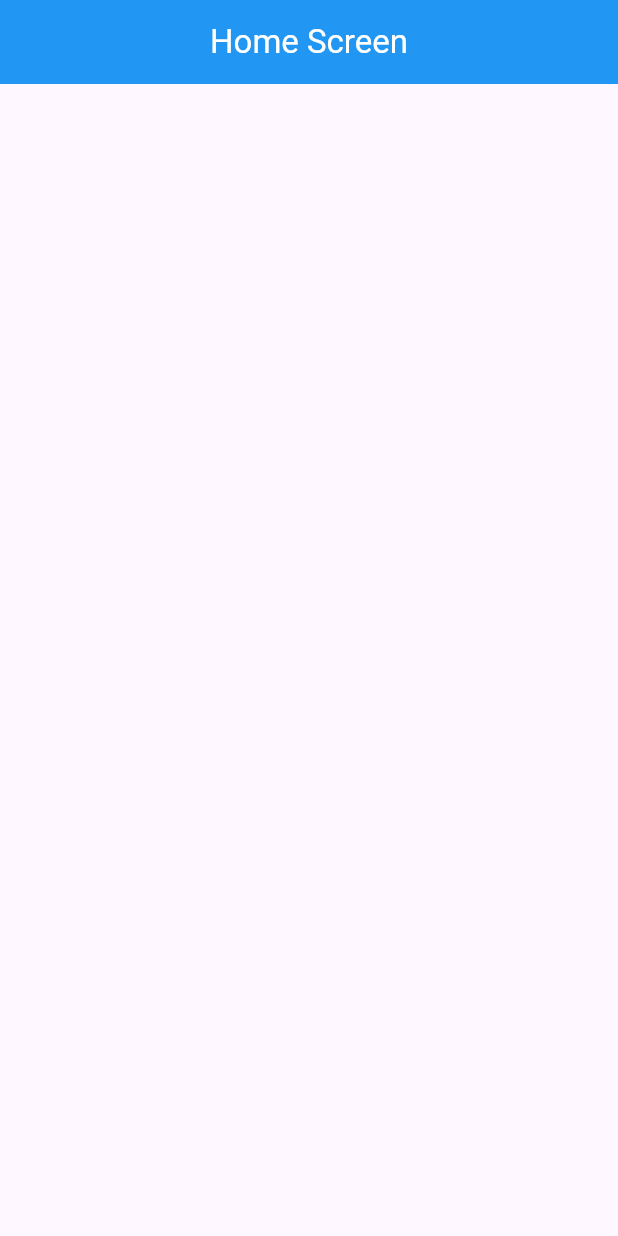
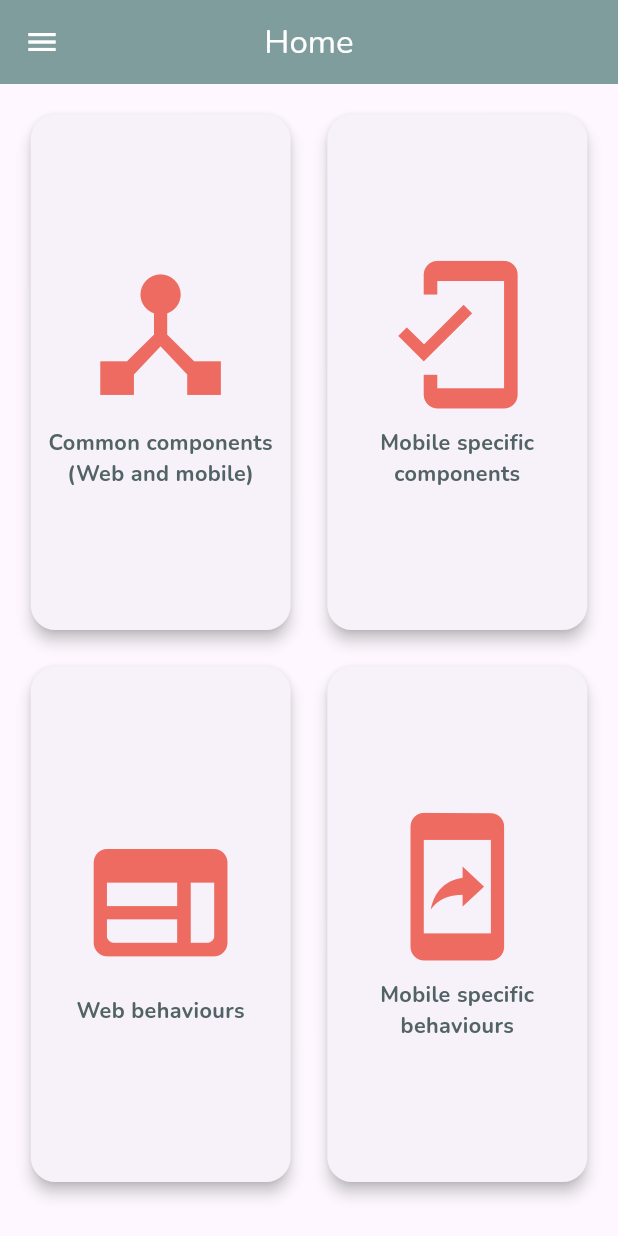
Before and after one commit to Sabinkc/automated_flutter_components, a Flutter app: the HomeScreen screen opened directly, on a phone screen of 412 x 824 dp. Run offline on Flutter 3.47's test engine with Material 3 defaults, Android fonts, the phone set to English and light mode, and no system bars; our stand-ins replace google_fonts.

Commit message:
home screen and common component screen completed

```diff
--- a/lib/core/constants.dart
+++ b/lib/core/constants.dart
@@ -1,6 +1,9 @@
 import 'package:flutter/material.dart';
 
 class CommonColor {
-  static Color primaryColor = Colors.blue;
-  static Color secondaryColor = Colors.purple;
+  static Color primaryColorLight = Color.fromARGB(255, 189, 215, 214);
+  static Color primaryColor = Color.fromARGB(255, 127, 157, 157);
+  static Color primaryColorDark = Color.fromARGB(255, 81, 99, 101);
+  static Color secondaryColor = Color.fromARGB(255, 238, 107, 97);
+  static Color tertiaryColor = Color.fromARGB(255, 239,242,221);
 }
--- a/lib/features/home/home_screen.dart
+++ b/lib/features/home/home_screen.dart
@@ -1,19 +1,110 @@
+import 'package:components_automation/features/components/common%20components/common_components_screen.dart';
+import 'package:components_automation/features/components/mobile%20specific%20behaviours/mobile_specific_behavior_screen.dart';
+import 'package:components_automation/features/components/mobile%20specific%20components/mobile_specific_components_screen.dart';
+import 'package:components_automation/features/components/web%20behaviours/web_behavior_screen.dart';
+import 'package:flutter/cupertino.dart';
 import 'package:flutter/material.dart';
+import 'package:components_automation/core/constants.dart';
 
 class HomeScreen extends StatelessWidget {
   const HomeScreen({super.key});
 
   @override
   Widget build(BuildContext context) {
+    // Get screen dimensions
+    final double screenHeight = MediaQuery.of(context).size.height;
+    final double screenWidth = MediaQuery.of(context).size.width;
+
+    // Define padding and spacing
+    final double padding = screenWidth * 0.04; // 4% of screen width for padding
+    final double crossAxisSpacing =
+        screenWidth * 0.04; // Spacing between columns
+    final double mainAxisSpacing = screenHeight * 0.02; // Spacing between rows
+
     return SafeArea(
       child: Scaffold(
         appBar: AppBar(
-          title: Text(
-            "Home Screen",
+          leading: IconButton(
+            onPressed: () {},
+            icon: const Icon(Icons.menu, color: Colors.white),
+          ),
+          title: const Text(
+            "Home",
             style: TextStyle(color: Colors.white),
           ),
           centerTitle: true,
-          backgroundColor: Colors.blue,
+          backgroundColor: CommonColor.primaryColor,
+        ),
+        body: Padding(
+          padding: EdgeInsets.all(padding),
+          child: GridView.builder(
+            gridDelegate: SliverGridDelegateWithFixedCrossAxisCount(
+              crossAxisCount: 2, // 2 items per row
+              crossAxisSpacing: crossAxisSpacing,
+              mainAxisSpacing: mainAxisSpacing,
+              childAspectRatio: (screenWidth / 2 - crossAxisSpacing) /
+                  ((screenHeight - kToolbarHeight - padding * 2) / 2),
+            ),
+            itemCount: 4, // Number of grid items
+            itemBuilder: (context, index) {
+              // Define icons and labels for the grid items
+              final List<IconData> icons = [
+                Icons.device_hub,
+                Icons.mobile_friendly,
+                Icons.web_rounded,
+                Icons.mobile_screen_share,
+              ];
+              final List<String> labels = [
+                'Common components \n(Web and mobile)',
+                'Mobile specific \ncomponents',
+                'Web behaviours',
+                'Mobile specific \nbehaviours',
+              ];
+              final List<Widget> destinations = [
+                CommonComponentsScreen(),
+                MobileSpecificComponentScreen(),
+                WebBehaviorScreen(),
+                MobileSpecificBehaviorScreen(),
+              ];
+
+              return Card(
+                elevation: 4,
+                shape: RoundedRectangleBorder(
+                  borderRadius: BorderRadius.circular(screenWidth * 0.04),
+                ),
+                child: InkWell(
+                  onTap: () {
+                    Navigator.push(
+                        context,
+                        CupertinoPageRoute(
+                          builder: (context) => destinations[index],
+                        ));
+                  },
+                  child: Column(
+                    mainAxisAlignment: MainAxisAlignment.center,
+                    children: [
+                      Icon(
+                        icons[index],
+                        size: screenHeight * 0.13,
+                        color: CommonColor.secondaryColor,
+                      ),
+                      SizedBox(height: screenHeight * 0.01),
+                      Text(
+                        labels[index],
+                        textAlign: TextAlign.center,
+                        maxLines: 2,
+                        style: TextStyle(
+                          fontSize: screenWidth * 0.035,
+                          fontWeight: FontWeight.bold,
+                          color: CommonColor.primaryColorDark,
+                        ),
+                      ),
+                    ],
+                  ),
+                ),
+              );
+            },
+          ),
         ),
       ),
     );
--- a/pubspec.yaml
+++ b/pubspec.yaml
@@ -35,6 +35,7 @@ dependencies:
   # The following adds the Cupertino Icons font to your application.
   # Use with the CupertinoIcons class for iOS style icons.
   cupertino_icons: ^1.0.6
+  google_fonts: ^6.2.1
 
 dev_dependencies:
   flutter_test:
```
Also changed, not shown: lib/features/components/common components/common_components_screen.dart (added, +110 -0 lines), lib/features/components/common components/components screens/button_screen.dart (added, +29 -0 lines), lib/features/components/common components/components screens/input_and_form_screen.dart (added, +29 -0 lines), lib/features/components/common components/components screens/selection_control_screen.dart (added, +29 -0 lines), lib/features/components/common components/navigational_components_screen.dart (added, +29 -0 lines), lib/features/components/mobile specific behaviours/mobile_specific_behavior_screen.dart (added, +28 -0 lines), lib/features/components/mobile specific components/mobile_specific_components_screen.dart (added, +28 -0 lines), lib/features/components/web behaviours/web_behavior_screen.dart (added, +28 -0 lines), lib/features/login/login_screen.dart (+4 -9 lines), lib/main.dart (+7 -0 lines), lib/widgets/common_button.dart (line endings or trailing spaces), pubspec.lock, 1 other file.
